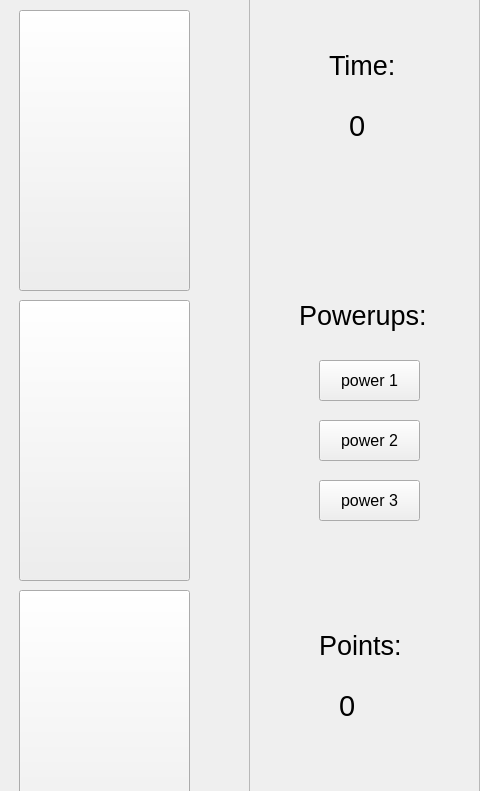
Qt form dialog.ui (andresuriza/Proyecto_I_-_Juego_de_Memoria) before a commit; both pictures show x 701 to 1181 and y 0 to 791 of the 1181 by 906 pixel window.
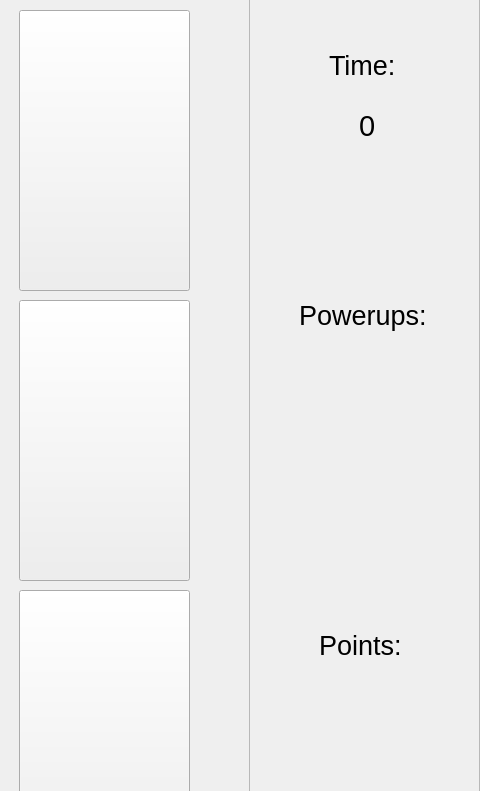
The same form after that commit. Icons and pictures are not drawn.

The edit to the form file:
```diff
--- a/dialog.ui
+++ b/dialog.ui
@@ -436,7 +436,7 @@
    <widget class="QLabel" name="time_val">
     <property name="geometry">
      <rect>
-      <x>100</x>
+      <x>110</x>
       <y>110</y>
       <width>41</width>
       <height>51</height>
@@ -451,78 +451,6 @@
      <string>0</string>
     </property>
    </widget>
-   <widget class="QLabel" name="points_val">
-    <property name="geometry">
-     <rect>
-      <x>90</x>
-      <y>690</y>
-      <width>41</width>
-      <height>51</height>
-     </rect>
-    </property>
-    <property name="font">
-     <font>
-      <pointsize>22</pointsize>
-     </font>
-    </property>
-    <property name="text">
-     <string>0</string>
-    </property>
-   </widget>
-   <widget class="QPushButton" name="power2">
-    <property name="geometry">
-     <rect>
-      <x>70</x>
-      <y>430</y>
-      <width>101</width>
-      <height>41</height>
-     </rect>
-    </property>
-    <property name="font">
-     <font>
-      <pointsize>12</pointsize>
-     </font>
-    </property>
-    <property name="text">
-     <string>power 2</string>
-    </property>
-   </widget>
-   <widget class="QPushButton" name="power3">
-    <property name="geometry">
-     <rect>
-      <x>70</x>
-      <y>490</y>
-      <width>101</width>
-      <height>41</height>
-     </rect>
-    </property>
-    <property name="font">
-     <font>
-      <pointsize>12</pointsize>
-     </font>
-    </property>
-    <property name="text">
-     <string>power 3</string>
-    </property>
-   </widget>
-   <widget class="QPushButton" name="power1">
-    <property name="geometry">
-     <rect>
-      <x>70</x>
-      <y>370</y>
-      <width>101</width>
-      <height>41</height>
-     </rect>
-    </property>
-    <property name="font">
-     <font>
-      <pointsize>12</pointsize>
-     </font>
-    </property>
-    <property name="text">
-     <string>power 1</string>
-    </property>
-   </widget>
   </widget>
  </widget>
  <resources/>
```
Left out of the diff: 2 changed lines with no effect on the pictures.
